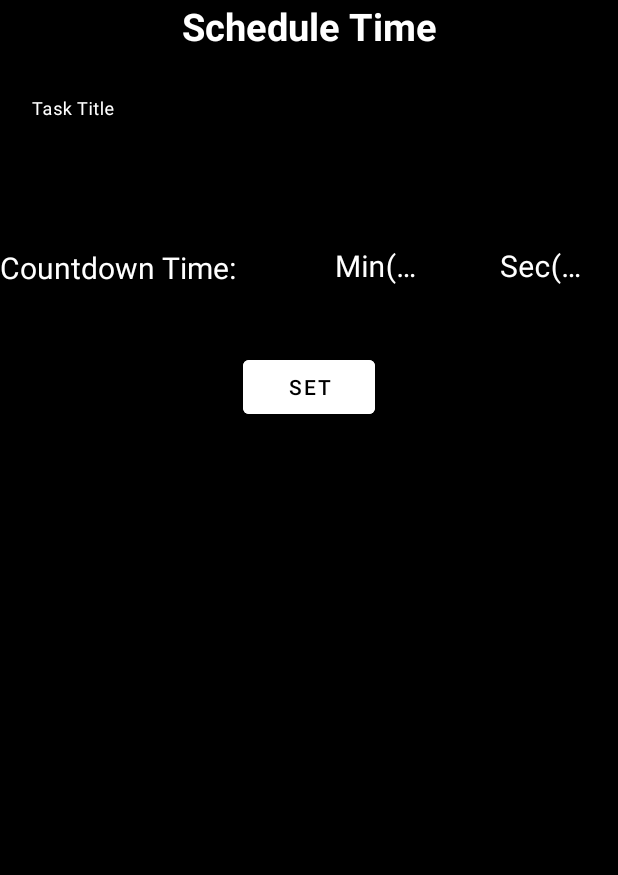
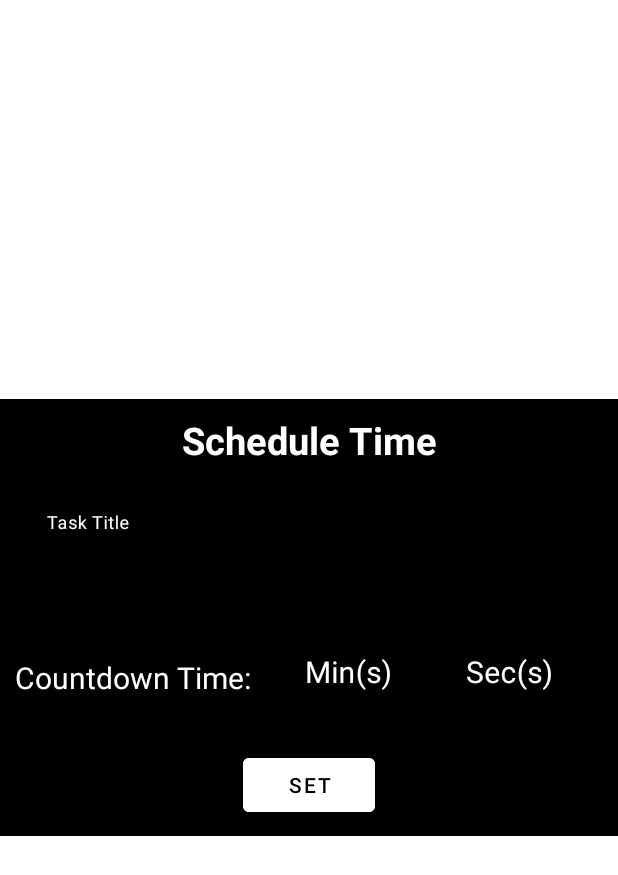
Before and after one commit to Vcky4/Time_Countdown, an Android app: the layout set_schedule_time.xml on its own in the app's theme, with its tools: preview values and no code run, on a phone screen of 412 x 824 dp. Shown: the top 875 px of the screen. Run offline under Robolectric (Android 15) with nearby library versions, the light colour scheme and no system bars.

Commit message:
fix - countdoen double

```diff
--- a/app/src/main/java/com/vicksoson/timecountdown/MainActivity.kt
+++ b/app/src/main/java/com/vicksoson/timecountdown/MainActivity.kt
@@ -167,6 +167,7 @@ class MainActivity : AppCompatActivity() {
                     mainViewModel.time.observe(this, { time ->
                         binding.timer.textSize = 120F
                         mainViewModel.startTimer(time, applicationContext)
+                        mainViewModel.paused(false)
 
                     })
                 } else {
@@ -174,6 +175,7 @@ class MainActivity : AppCompatActivity() {
                     mainViewModel.time.observe(this, { time ->
                         binding.timer.textSize = 120F
                         mainViewModel.startTimer(time, applicationContext)
+                        mainViewModel.paused(false)
 
                     })
 
@@ -279,6 +281,10 @@ class MainActivity : AppCompatActivity() {
         menuBinding.addBt.setOnClickListener {
             alertSchedule.show()
         }
+
+
+
+
     }
 
 }
--- a/app/src/main/res/layout/set_schedule_time.xml
+++ b/app/src/main/res/layout/set_schedule_time.xml
@@ -2,16 +2,19 @@
 <androidx.constraintlayout.widget.ConstraintLayout xmlns:android="http://schemas.android.com/apk/res/android"
     xmlns:tools="http://schemas.android.com/tools"
     android:layout_width="match_parent"
-    android:layout_height="match_parent"
+    android:layout_height="wrap_content"
+    android:layout_gravity="center"
     xmlns:app="http://schemas.android.com/apk/res-auto"
     android:background="@android:color/background_dark"
+    android:padding="10dp"
     tools:ignore="HardcodedText">
 
     <com.google.android.material.textview.MaterialTextView
         android:id="@+id/title"
-        android:layout_width="wrap_content"
+        android:layout_width="match_parent"
         android:layout_height="wrap_content"
         android:text="Schedule Time"
+        android:gravity="center"
         app:layout_constraintStart_toStartOf="parent"
         app:layout_constraintTop_toTopOf="parent"
         app:layout_constraintEnd_toEndOf="parent"
@@ -39,10 +42,12 @@
     </com.google.android.material.textfield.TextInputLayout>
 
     <com.google.android.material.textview.MaterialTextView
+        android:id="@+id/text"
         android:layout_width="wrap_content"
         android:layout_height="wrap_content"
         android:text="Countdown Time:"
         android:textSize="20sp"
+        android:layout_marginTop="5dp"
         android:textColor="@color/white"
         app:layout_constraintStart_toStartOf="parent"
         app:layout_constraintTop_toTopOf="@id/task_time_layout1"
@@ -55,11 +60,10 @@
         android:layout_height="wrap_content"
         android:hint="Min(s)"
         app:hintTextColor="@color/white"
-        app:layout_constraintEnd_toStartOf="@id/task_time_layout2"
         android:textColorHint="@color/white"
+        app:layout_constraintStart_toEndOf="@+id/text"
+        android:layout_marginStart="20dp"
         android:layout_marginTop="20dp"
-        android:layout_marginHorizontal="10dp"
-        android:padding="5dp"
         app:layout_constraintTop_toBottomOf="@id/task_name_layout">
         <com.google.android.material.textfield.TextInputEditText
             android:layout_width="match_parent"
@@ -76,10 +80,10 @@
         android:layout_height="wrap_content"
         android:hint="Sec(s)"
         app:hintTextColor="@color/white"
-        app:layout_constraintEnd_toEndOf="parent"
+        app:layout_constraintStart_toEndOf="@id/task_time_layout1"
+        app:layout_constraintEnd_toEndOf="@id/title"
         android:textColorHint="@color/white"
         android:layout_marginTop="20dp"
-        android:padding="5dp"
         app:layout_constraintTop_toBottomOf="@id/task_name_layout">
         <com.google.android.material.textfield.TextInputEditText
             android:layout_width="match_parent"
```
Also changed, not shown: app/src/main/java/com/vicksoson/timecountdown/viewmodel/MainViewModel.kt (+22 -31 lines).
